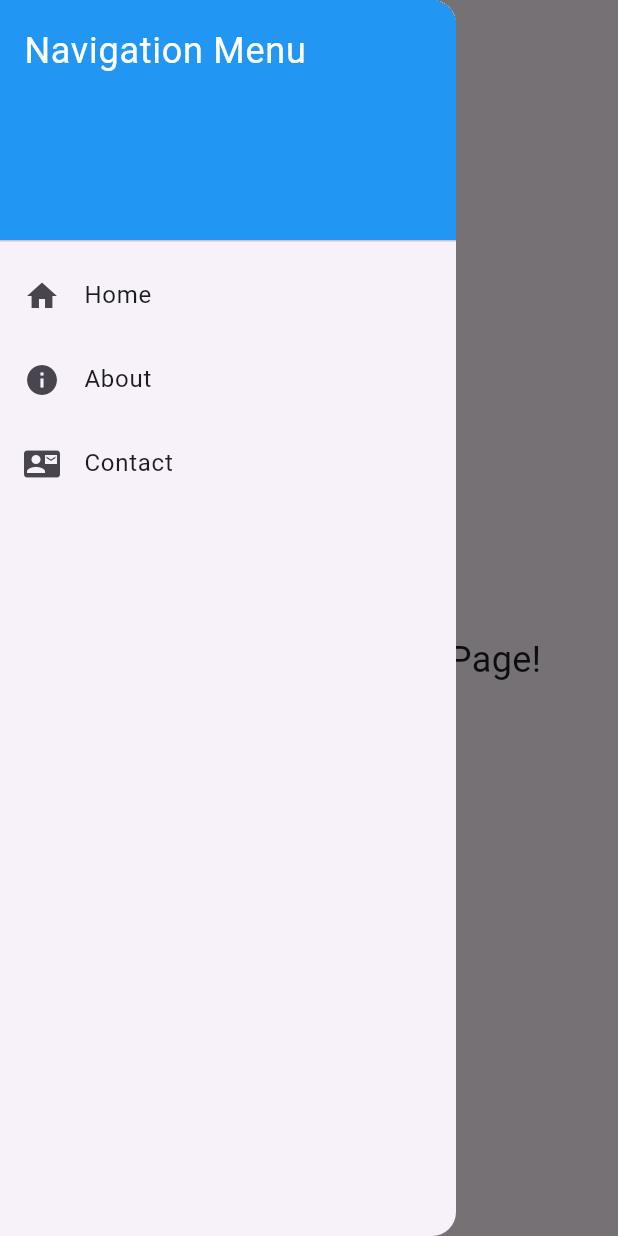
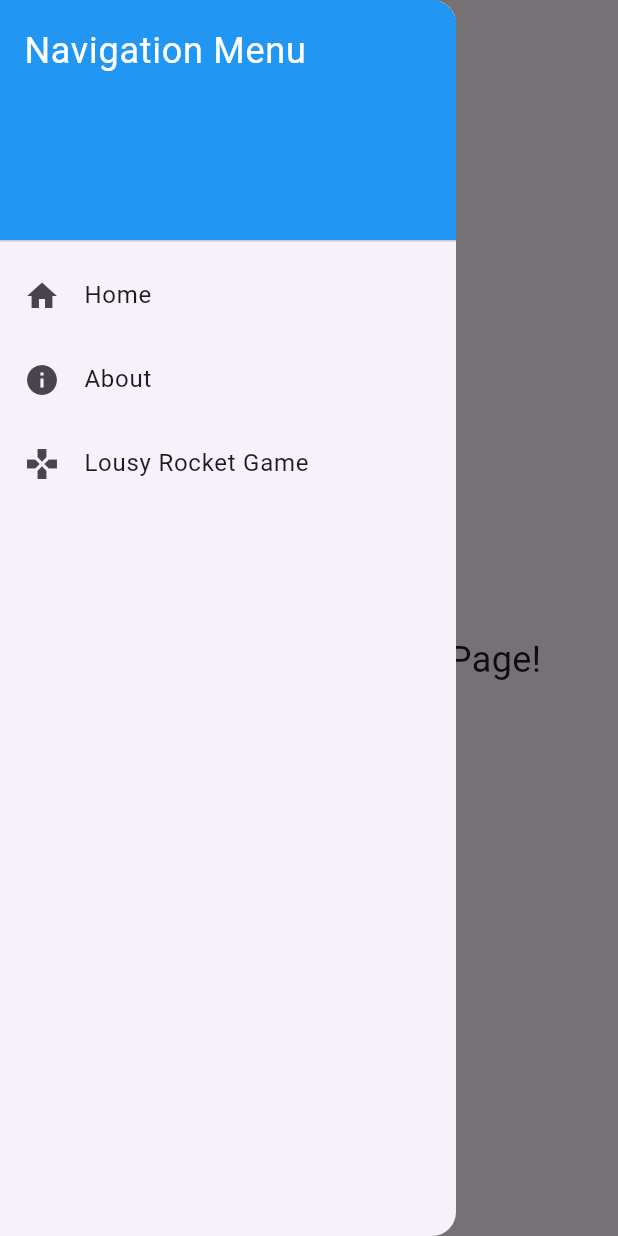
Before and after one commit to Lmx154/dart_demo, a Flutter app: the screen it shows after launch, with the side drawer open, on a phone screen of 412 x 824 dp. Run offline on Flutter 3.47's test engine with Material 3 defaults, Android fonts, the phone set to English and light mode, and no system bars; missing offline and left inert: flame.

Commit message:
lousy rocket game add

```diff
--- a/lib/config/routes.dart
+++ b/lib/config/routes.dart
@@ -1,13 +1,13 @@
-// lib/routes/routes.dart
+// lib/config/routes.dart
 import 'package:flutter/material.dart';
 import '../pages/home_page.dart';
 import '../pages/about_page.dart';
-import '../pages/contact_page.dart';
+import '../pages/lousy_rocket.dart';
 
 Map<String, WidgetBuilder> getAppRoutes() {
   return {
     '/': (context) => HomePage(),
     '/about': (context) => AboutPage(),
-    '/contact': (context) => ContactPage(),
+    '/rocket': (context) => RocketGamePage(), // Updated route
   };
 }
--- /dev/null
+++ b/lib/game/lousy_rocket_game.dart
@@ -0,0 +1,36 @@
+// lib/game/lousy_rocket_game.dart
+import 'package:flame/game.dart';
+import 'package:flame/input.dart';
+import 'rocket_component.dart'; // Updated import
+import 'parallax_background_component.dart';
+
+class LousyRocketGame extends FlameGame with TapDetector { // Updated class name
+  late RocketComponent rocket; // Updated variable name
+  late ParallaxBackgroundComponent background;
+
+  @override
+  Future<void> onLoad() async {
+    background = ParallaxBackgroundComponent();
+    add(background);
+
+    rocket = RocketComponent(); // Updated variable name
+    add(rocket);
+  }
+
+  @override
+  void update(double dt) {
+    super.update(dt);
+    rocket.applyGravity(); // Updated method call
+    rocket.updatePosition(); // Updated method call
+    rocket.checkBoundaries(size); // Updated method call
+
+    // Example: Update the background speed based on a hypothetical score
+    int score = 50; // Replace this with actual score logic
+    background.updateSpeed(score);
+  }
+
+  @override
+  void onTap() {
+    rocket.jump(); // Updated method call
+  }
+}
--- a/lib/main.dart
+++ b/lib/main.dart
@@ -10,7 +10,7 @@
   @override
   Widget build(BuildContext context) {
     return MaterialApp(
-      title: 'Flutter Web Routing Demo',
+      title: 'Lousy Rocket', // Updated title
       theme: ThemeData(
         primarySwatch: Colors.blue,
       ),
--- a/lib/pages/about_page.dart
+++ b/lib/pages/about_page.dart
@@ -39,10 +39,10 @@ class AboutPage extends StatelessWidget {
               },
             ),
             ListTile(
-              leading: Icon(Icons.contact_mail),
-              title: Text('Contact'),
+              leading: Icon(Icons.gamepad),
+              title: Text('Lousy Rocket Game'), // Updated title
               onTap: () {
-                Navigator.pushNamed(context, '/contact');
+                Navigator.pushNamed(context, '/rocket'); // Updated route
               },
             ),
           ],
--- a/lib/pages/home_page.dart
+++ b/lib/pages/home_page.dart
@@ -39,10 +39,10 @@ class HomePage extends StatelessWidget {
               },
             ),
             ListTile(
-              leading: Icon(Icons.contact_mail),
-              title: Text('Contact'),
+              leading: Icon(Icons.gamepad),
+              title: Text('Lousy Rocket Game'), // Updated title
               onTap: () {
-                Navigator.pushNamed(context, '/contact');
+                Navigator.pushNamed(context, '/rocket'); // Updated route
               },
             ),
           ],
--- /dev/null
+++ b/lib/pages/lousy_rocket.dart
@@ -0,0 +1,18 @@
+// lib/pages/lousy_rocket.dart
+import 'package:flutter/material.dart';
+import 'package:flame/game.dart';
+import '../game/lousy_rocket_game.dart'; // Updated import
+
+class RocketGamePage extends StatelessWidget {
+  @override
+  Widget build(BuildContext context) {
+    return Scaffold(
+      appBar: AppBar(
+        title: Text('Lousy Rocket Game'), // Updated title
+      ),
+      body: GameWidget(
+        game: LousyRocketGame(), // Updated class name
+      ),
+    );
+  }
+}
```
Also changed, not shown: lib/game/parallax_background_component.dart (added, +49 -0 lines), lib/game/rocket_component.dart (added, +40 -0 lines), lib/pages/contact_page.dart (deleted, +0 -59 lines), pubspec.yaml (+5 -71 lines), assets/images/background.png (added), assets/images/rocket.png (added), pubspec.lock, 1 other file.
